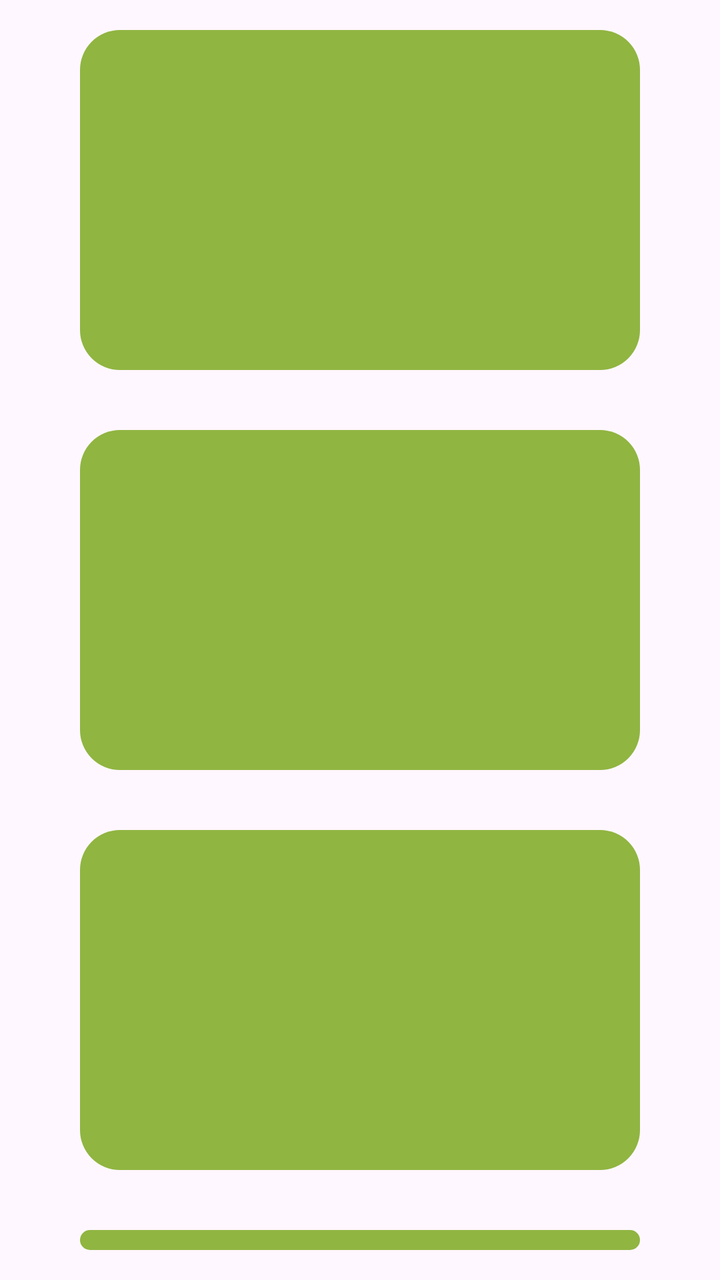
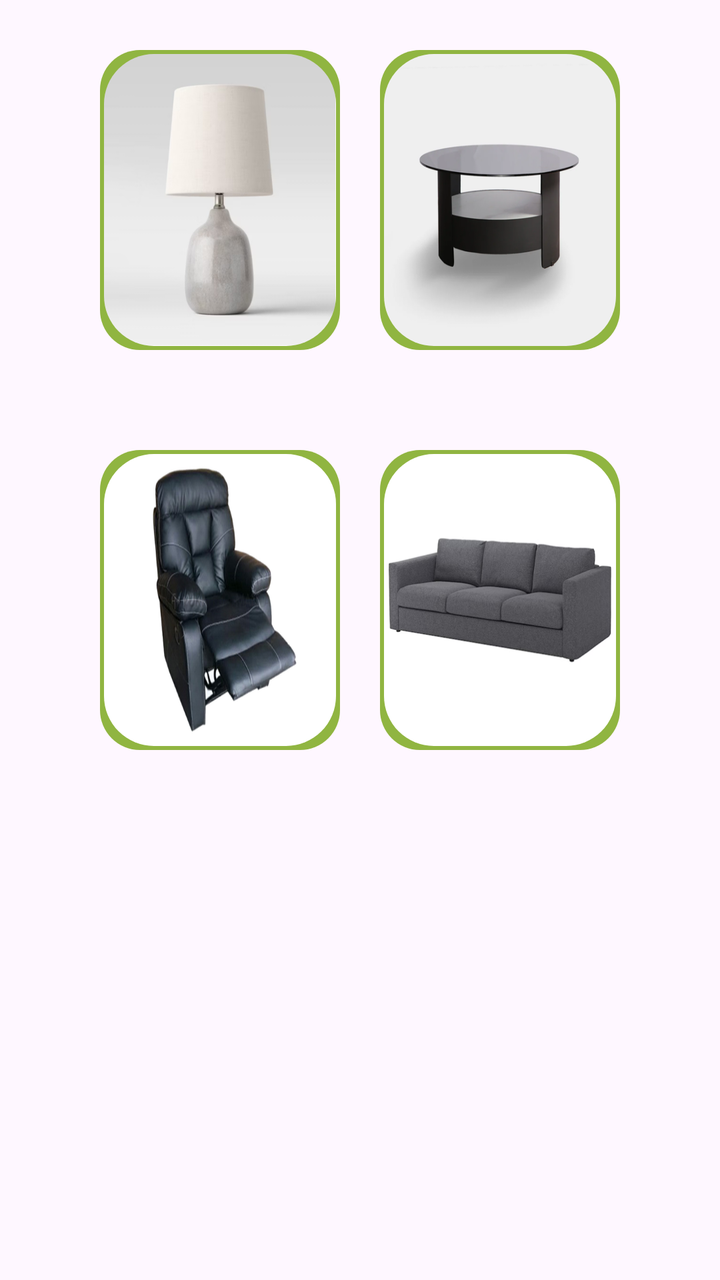

Before-and-after screenshots of an Android layout around one commit, followed by the original layout XML and the change that was made.
<!-- AndroidManifest.xml: application theme Theme.LayoutLab -->
<!-- res/layout/fragment_living_room.xml -->
<?xml version="1.0" encoding="utf-8"?>
<LinearLayout xmlns:android="http://schemas.android.com/apk/res/android"
    xmlns:tools="http://schemas.android.com/tools"
    android:layout_width="match_parent"
    android:layout_height="match_parent"
    tools:context=".LivingRoom"
    android:orientation="vertical">

    <LinearLayout
        android:layout_width="match_parent"
        android:layout_height="wrap_content"
        android:orientation="vertical">

        <LinearLayout
            android:layout_width="match_parent"
            android:layout_height="wrap_content"
            android:orientation="vertical"
            android:gravity="center"
            android:paddingLeft="40dp"
            android:paddingRight="40dp">

            
            <LinearLayout
                android:id="@+id/lin_savedDesigns"
                android:layout_width="match_parent"
                android:layout_height="wrap_content"
                android:orientation="horizontal"
                android:layout_marginTop="15dp"
                android:layout_marginBottom="15dp"
                android:background="@drawable/scrollview_items">

                <LinearLayout
                    android:layout_width="0dp"
                    android:layout_height="150dp"
                    android:layout_weight="1"
                    android:orientation="vertical"
                    android:layout_margin="10dp">

                </LinearLayout>

                <LinearLayout
                    android:layout_width="0dp"
                    android:layout_height="150dp"
                    android:layout_weight="1"
                    android:orientation="vertical"
                    android:layout_margin="10dp">

                </LinearLayout>

            </LinearLayout>

            
            <LinearLayout
                android:id="@+id/lin_drafts"
                android:layout_width="match_parent"
                android:layout_height="wrap_content"
                android:orientation="horizontal"
                android:layout_marginTop="15dp"
                android:layout_marginBottom="15dp"
                android:background="@drawable/scrollview_items">

                <LinearLayout
                    android:layout_width="0dp"
                    android:layout_height="150dp"
                    android:layout_weight="1"
                    android:orientation="vertical"
                    android:layout_margin="10dp">

                </LinearLayout>

                <LinearLayout
                    android:layout_width="0dp"
                    android:layout_height="150dp"
                    android:layout_weight="1"
                    android:orientation="vertical"
                    android:layout_margin="10dp">

                </LinearLayout>

            </LinearLayout>

            
            <LinearLayout
                android:id="@+id/lin_library"
                android:layout_width="match_parent"
                android:layout_height="wrap_content"
                android:orientation="horizontal"
                android:layout_marginTop="15dp"
                android:layout_marginBottom="15dp"
                android:background="@drawable/scrollview_items">

                <LinearLayout
                    android:layout_width="0dp"
                    android:layout_height="150dp"
                    android:layout_weight="1"
                    android:orientation="vertical"
                    android:layout_margin="10dp">

                </LinearLayout>

                <LinearLayout
                    android:layout_width="0dp"
                    android:layout_height="150dp"
                    android:layout_weight="1"
                    android:orientation="vertical"
                    android:layout_margin="10dp">

                </LinearLayout>

            </LinearLayout>

            
            <LinearLayout
                android:id="@+id/lin_explore"
                android:layout_width="match_parent"
                android:layout_height="wrap_content"
                android:orientation="horizontal"
                android:layout_marginTop="15dp"
                android:layout_marginBottom="15dp"
                android:background="@drawable/scrollview_items">

                <LinearLayout
                    android:layout_width="0dp"
                    android:layout_height="150dp"
                    android:layout_weight="1"
                    android:orientation="vertical"
                    android:layout_margin="10dp">

                </LinearLayout>

                <LinearLayout
                    android:layout_width="0dp"
                    android:layout_height="150dp"
                    android:layout_weight="1"
                    android:orientation="vertical"
                    android:layout_margin="10dp">

                </LinearLayout>

            </LinearLayout>

        </LinearLayout>

    </LinearLayout>

</LinearLayout>
<!-- resources referenced by this layout -->
<resources>
  <!-- drawable scrollview_items (drawable) -->
  <?xml version="1.0" encoding="UTF-8"?>
  <shape
      xmlns:android="http://schemas.android.com/apk/res/android">
      <solid
          android:color="#90B541"
          />
      <corners
          android:radius="20dp"
          />
  </shape>
  <style name="Theme.LayoutLab" parent="Base.Theme.LayoutLab" />
  <style name="Base.Theme.LayoutLab" parent="Theme.Material3.DayNight.NoActionBar">
          
          
      </style>
</resources>

<!-- the commit's change to res/layout/fragment_living_room.xml (unified diff, before → after) -->
@@ -26,24 +26,43 @@
                 android:layout_height="wrap_content"
                 android:orientation="horizontal"
                 android:layout_marginTop="15dp"
-                android:layout_marginBottom="15dp"
-                android:background="@drawable/scrollview_items">
-
-                <LinearLayout
-                    android:layout_width="0dp"
-                    android:layout_height="150dp"
-                    android:layout_weight="1"
-                    android:orientation="vertical"
-                    android:layout_margin="10dp">
-
-                </LinearLayout>
-
-                <LinearLayout
-                    android:layout_width="0dp"
-                    android:layout_height="150dp"
-                    android:layout_weight="1"
-                    android:orientation="vertical"
-                    android:layout_margin="10dp">
+                android:layout_marginBottom="15dp">
+
+                <LinearLayout
+                    android:layout_width="0dp"
+                    android:layout_height="150dp"
+                    android:layout_weight="1"
+                    android:orientation="vertical"
+                    android:layout_margin="10dp"
+                    android:padding="2dp"
+                    android:background="@drawable/scrollview_items">
+
+                    <ImageView
+                        android:layout_width="match_parent"
+                        android:layout_height="match_parent"
+                        android:src="@drawable/living_room"
+                        android:clipToOutline="true"
+                        android:background="@drawable/library_item"
+                        android:scaleType="fitXY"/>
+
+                </LinearLayout>
+
+                <LinearLayout
+                    android:layout_width="0dp"
+                    android:layout_height="150dp"
+                    android:layout_weight="1"
+                    android:orientation="vertical"
+                    android:layout_margin="10dp"
+                    android:padding="2dp"
+                    android:background="@drawable/scrollview_items">
+
+                    <ImageView
+                        android:layout_width="match_parent"
+                        android:layout_height="match_parent"
+                        android:src="@drawable/living_room2"
+                        android:clipToOutline="true"
+                        android:background="@drawable/library_item"
+                        android:scaleType="fitXY"/>
 
                 </LinearLayout>
 
@@ -56,88 +75,145 @@
                 android:layout_height="wrap_content"
                 android:orientation="horizontal"
                 android:layout_marginTop="15dp"
-                android:layout_marginBottom="15dp"
-                android:background="@drawable/scrollview_items">
-
-                <LinearLayout
-                    android:layout_width="0dp"
-                    android:layout_height="150dp"
-                    android:layout_weight="1"
-                    android:orientation="vertical"
-                    android:layout_margin="10dp">
-
-                </LinearLayout>
-
-                <LinearLayout
-                    android:layout_width="0dp"
-                    android:layout_height="150dp"
-                    android:layout_weight="1"
-                    android:orientation="vertical"
-                    android:layout_margin="10dp">
+                android:layout_marginBottom="15dp">
+
+                <LinearLayout
+                    android:layout_width="0dp"
+                    android:layout_height="150dp"
+                    android:layout_weight="1"
+                    android:orientation="vertical"
+                    android:layout_margin="10dp"
+                    android:padding="2dp"
+                    android:background="@drawable/scrollview_items">
+
+                    <ImageView
+                        android:layout_width="match_parent"
+                        android:layout_height="match_parent"
+                        android:src="@drawable/living_room1"
+                        android:clipToOutline="true"
+                        android:background="@drawable/library_item"
+                        android:scaleType="fitXY"/>
+
+                </LinearLayout>
+
+                <LinearLayout
+                    android:layout_width="0dp"
+                    android:layout_height="150dp"
+                    android:layout_weight="1"
+                    android:orientation="vertical"
+                    android:layout_margin="10dp"
+                    android:padding="2dp"
+                    android:background="@drawable/scrollview_items">
+
+                    <ImageView
+                        android:layout_width="match_parent"
+                        android:layout_height="match_parent"
+                        android:src="@drawable/living_room3"
+                        android:clipToOutline="true"
+                        android:background="@drawable/library_item"
+                        android:scaleType="fitXY"/>
 
                 </LinearLayout>
 
             </LinearLayout>
 
             
-            <LinearLayout
-                android:id="@+id/lin_library"
-                android:layout_width="match_parent"
-                android:layout_height="wrap_content"
-                android:orientation="horizontal"
-                android:layout_marginTop="15dp"
-                android:layout_marginBottom="15dp"
-                android:background="@drawable/scrollview_items">
-
-                <LinearLayout
-                    android:layout_width="0dp"
-                    android:layout_height="150dp"
-                    android:layout_weight="1"
-                    android:orientation="vertical"
-                    android:layout_margin="10dp">
-
-                </LinearLayout>
-
-                <LinearLayout
-                    android:layout_width="0dp"
-                    android:layout_height="150dp"
-                    android:layout_weight="1"
-                    android:orientation="vertical"
-                    android:layout_margin="10dp">
-
-                </LinearLayout>
-
-            </LinearLayout>
-
-            
-            <LinearLayout
-                android:id="@+id/lin_explore"
-                android:layout_width="match_parent"
-                android:layout_height="wrap_content"
-                android:orientation="horizontal"
-                android:layout_marginTop="15dp"
-                android:layout_marginBottom="15dp"
-                android:background="@drawable/scrollview_items">
-
-                <LinearLayout
-                    android:layout_width="0dp"
-                    android:layout_height="150dp"
-                    android:layout_weight="1"
-                    android:orientation="vertical"
-                    android:layout_margin="10dp">
-
-                </LinearLayout>
-
-                <LinearLayout
-                    android:layout_width="0dp"
-                    android:layout_height="150dp"
-                    android:layout_weight="1"
-                    android:orientation="vertical"
-                    android:layout_margin="10dp">
-
-                </LinearLayout>
-
-            </LinearLayout>
+
+
+
+
+
+
+
+
+
+
+
+
+
+
+
+
+
+
+
+
+
+
+
+
+
+
+
+
+
+
+
+
+
+
+
+
+
+
+
+
+
+
+
+
+
+
+
+
+            
+
+
+
+
+
+
+
+
+
+
+
+
+
+
+
+
+
+
+
+
+
+
+
+
+
+
+
+
+
+
+
+
+
+
+
+
+
+
+
+
+
+
+
+
+
+
+
 
         </LinearLayout>
 
<!-- resource entries referenced after the edit -->
@@ -1,5 +1,19 @@
 <!-- resources referenced by this layout -->
 <resources>
+  <!-- drawable library_item (drawable) -->
+  <?xml version="1.0" encoding="utf-8"?>
+  <shape xmlns:android="http://schemas.android.com/apk/res/android"
+      android:shape="rectangle">
+      <size
+          android:width="100dp"
+          android:height="100dp" />
+      <corners android:radius="25dp"/>
+  
+  </shape>
+  <!-- drawable living_room: png bitmap (drawable, 63911 bytes) -->
+  <!-- drawable living_room1: png bitmap (drawable, 122826 bytes) -->
+  <!-- drawable living_room2: png bitmap (drawable, 73441 bytes) -->
+  <!-- drawable living_room3: png bitmap (drawable, 73571 bytes) -->
   <!-- drawable scrollview_items (drawable) -->
   <?xml version="1.0" encoding="UTF-8"?>
   <shape
